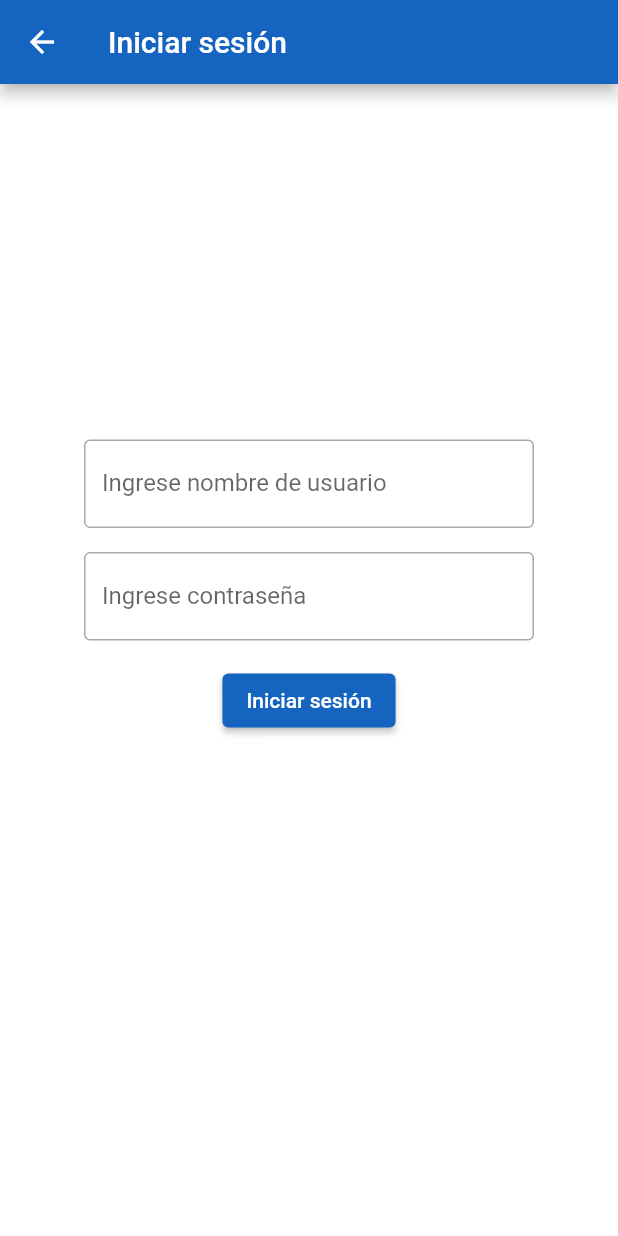
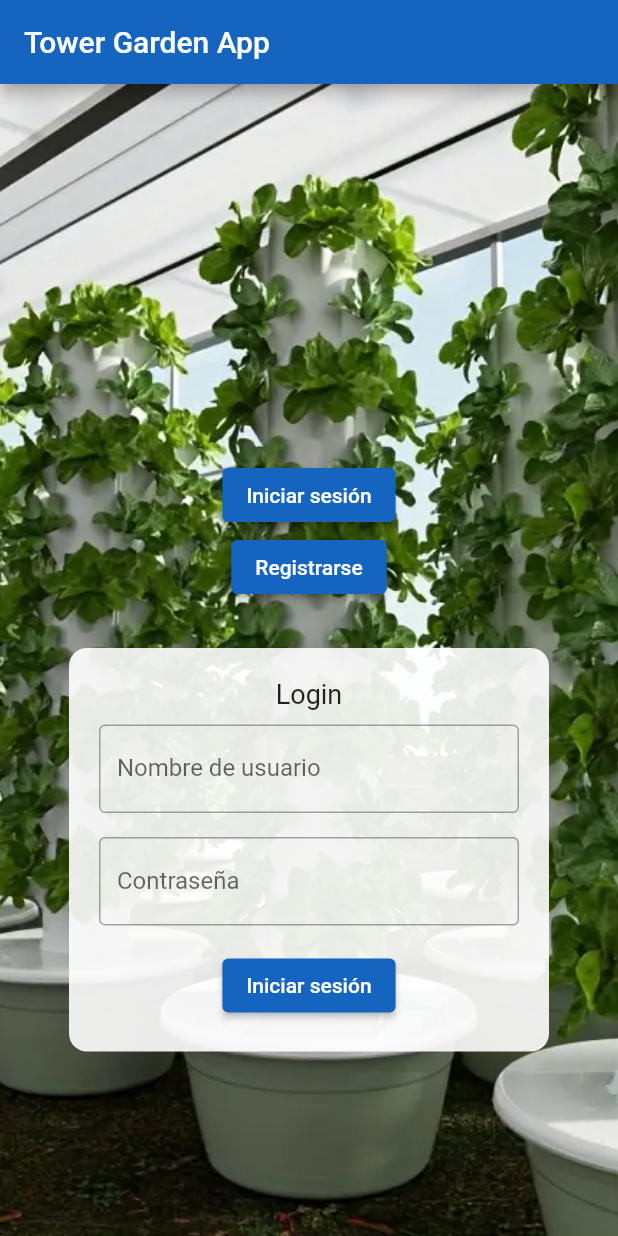
Before and after one commit to Rodjoa/Proyect_App, a Flutter app: the screen it shows after launch, after a tap on "Iniciar sesión", on a phone screen of 412 x 824 dp. Run offline on Flutter 3.47's test engine with Material 3 defaults, Android fonts, the phone set to English and light mode, and no system bars; our stand-ins replace flutter_local_notifications, shared_preferences.

Commit message:
Formularios se despliegan en el Home

```diff
--- a/tower_garden/lib/screens/authenticate/login.dart
+++ b/tower_garden/lib/screens/authenticate/login.dart
@@ -1,30 +1,7 @@
+// login.dart
 import 'package:flutter/material.dart';
 import 'package:shared_preferences/shared_preferences.dart';
 import 'package:tower_garden/screens/torre_individual/vistas_torre/estado_torre.dart';
-
-class Login extends StatelessWidget {
-  const Login({super.key});
-
-  @override
-  Widget build(BuildContext context) {
-    const appTitle = 'Iniciar sesión';
-
-    return Scaffold(
-      backgroundColor: Colors.white,
-      appBar: AppBar(
-        title: const Text(appTitle),
-        backgroundColor: Color(0xFF1565C0),
-        foregroundColor: Colors.white,
-        leading: BackButton(
-          onPressed: () {
-            Navigator.pop(context);
-          },
-        ),
-      ),
-      body: const MyCustomForm(),
-    );
-  }
-}
 
 class MyCustomForm extends StatefulWidget {
   const MyCustomForm({super.key});
@@ -55,65 +32,58 @@ class MyCustomFormState extends State<MyCustomForm> {
 
   @override
   Widget build(BuildContext context) {
-    return Center(
+    return Container(
+      padding: const EdgeInsets.all(20),
+      width: 320,
+      decoration: BoxDecoration(
+        color: const Color.fromARGB(
+          255,
+          255,
+          255,
+          255,
+        ).withOpacity(0.9), //modificado
+        borderRadius: BorderRadius.circular(12),
+      ),
       child: Form(
         key: _formKey,
         child: Column(
-          mainAxisAlignment: MainAxisAlignment.center,
           children: [
-            Container(
-              width: 300,
-              child: TextFormField(
+            const Text("Login", style: TextStyle(fontSize: 18)),
+            const SizedBox(height: 10),
+            TextFormField(
               controller: _usernameController,
               decoration: const InputDecoration(
-                  labelText: 'Ingrese nombre de usuario',
+                labelText: 'Nombre de usuario',
                 border: OutlineInputBorder(),
               ),
-                validator: (value) {
-                  if (value == null || value.isEmpty) {
-                    return 'Por favor ingrese un nombre de usuario';
-                  }
-                  return null;
-                },
-              ),
+              validator:
+                  (value) =>
+                      value == null || value.isEmpty
+                          ? 'Por favor ingrese un nombre de usuario'
+                          : null,
             ),
             const SizedBox(height: 16),
-            Container(
-              width: 300,
-              child: TextFormField(
+            TextFormField(
               controller: _passwordController,
               obscureText: true,
               decoration: const InputDecoration(
-                  labelText: 'Ingrese contraseña',
+                labelText: 'Contraseña',
                 border: OutlineInputBorder(),
               ),
-                validator: (value) {
-                  if (value == null || value.isEmpty) {
-                    return 'Ingrese contraseña';
-                  }
-                  return null;
-                },
+              validator:
+                  (value) =>
+                      value == null || value.isEmpty
+                          ? 'Ingrese contraseña'
+                          : null,
             ),
-            ),
-            Padding(
-              padding: const EdgeInsets.symmetric(vertical: 16),
-              child: ElevatedButton(
+            const SizedBox(height: 16),
+            ElevatedButton(
               onPressed: () async {
                 if (_formKey.currentState!.validate()) {
-                    showDialog(
-                      context: context,
-                      barrierDismissible: false,
-                      builder: (BuildContext dialogContext) {
-                        return const Center(child: CircularProgressIndicator());
-                      },
-                    );
-
                   final isValid = await _validateCredentials(
                     _usernameController.text,
                     _passwordController.text,
                   );
-
-                    Navigator.of(context, rootNavigator: true).pop();
 
                   if (isValid) {
                     Navigator.push(
@@ -127,20 +97,10 @@ class MyCustomFormState extends State<MyCustomForm> {
                       const SnackBar(content: Text('Credenciales incorrectas')),
                     );
                   }
-                  } else {
-                    ScaffoldMessenger.of(context).showSnackBar(
-                      const SnackBar(content: Text('Entrada inválida')),
-                    );
                 }
               },
-                style: ElevatedButton.styleFrom(
-                  backgroundColor: const Color(0xFF1565C0),
-                  foregroundColor: Colors.white,
-                ),
               child: const Text('Iniciar sesión'),
             ),
-            ),
-            const SizedBox(height: 80),
           ],
         ),
       ),
--- a/tower_garden/lib/screens/home/home.dart
+++ b/tower_garden/lib/screens/home/home.dart
@@ -3,42 +3,71 @@ import 'package:tower_garden/screens/authenticate/login.dart';
 import 'package:tower_garden/screens/authenticate/registro.dart';
 import 'package:tower_garden/widgets/botones_home.dart';
 
-class Home extends StatelessWidget {
+class Home extends StatefulWidget {
+  //Esta clase declara que existe un Widget con estado (1° clase: Qué es el widget)
   const Home({super.key});
+
+  @override
+  State<Home> createState() => _HomeState(); //En esta clase va la lógica del Widget: lo que se muestra (build), varaiables, control de estado. (2° clase: cómo se comporta el widget stateful)
+} //Cierre clase Home o clase "contenedora"
+
+class _HomeState extends State<Home> {
+  //Lógica de estado
+  String? formToShow; // "login", "registro", o null
+
+  void toggleForm(String form) {
+    setState(() {
+      formToShow = (formToShow == form) ? null : form;
+      //Si ya está mostrado el formulario que recibimos (formToShow == form), lo cerramos (null).
+      //Si no, lo mostramos (formToShow = form).
+    });
+  }
 
   @override
   Widget build(BuildContext context) {
     return Scaffold(
       appBar: AppBar(
         title: const Text('Tower Garden App'),
-        backgroundColor: const Color(0xFF1565C0), // Azul definido
+        backgroundColor: const Color(0xFF1565C0),
         foregroundColor: Colors.white,
       ),
       body: Stack(
         children: [
-          // Imagen de fondo
           Image.asset(
             'images/tower.webp',
             fit: BoxFit.cover,
             width: double.infinity,
             height: double.infinity,
           ),
-          // Columna para los botones, alineados en el centro
-          Center(
-            child: Column(
-              mainAxisAlignment: MainAxisAlignment.center,
-              children: const [
-                MiBoton(
-                  botonTexto: 'Iniciar sesión',
-                  color: Color(0xFF1565C0),
-                  destino: Login(),
-                ),
-                MiBoton(
-                  botonTexto: 'Registrarse',
-                  color: Color(0xFF43A047),
-                  destino: Registro(),
-                ),
-              ],
+          SingleChildScrollView(
+            child: Center(
+              child: Column(
+                children: [
+                  const SizedBox(height: 250), //60
+                  ElevatedButton(
+                    onPressed: () => toggleForm("login"),
+                    child: const Text("Iniciar sesión"),
+                    style: ElevatedButton.styleFrom(
+                      backgroundColor: const Color(0xFF1565C0),
+                      foregroundColor: Colors.white,
+                    ),
+                  ),
+                  ElevatedButton(
+                    onPressed: () => toggleForm("registro"),
+                    child: const Text("Registrarse"),
+                    style: ElevatedButton.styleFrom(
+                      backgroundColor: const Color(0xFF1565C0),
+                      foregroundColor: Colors.white,
+                    ),
+                  ),
+                  const SizedBox(height: 30),
+
+                  // Mostrar formulario según lo que se seleccione
+                  if (formToShow == "login")
+                    const MyCustomForm(), // reusamos el widget del login
+                  if (formToShow == "registro") const RegistroForm(),
+                ],
+              ),
             ),
           ),
         ],
```
Also changed, not shown: tower_garden/lib/screens/authenticate/registro.dart (+37 -73 lines). Lines whose indentation alone changed are shown as unchanged.
